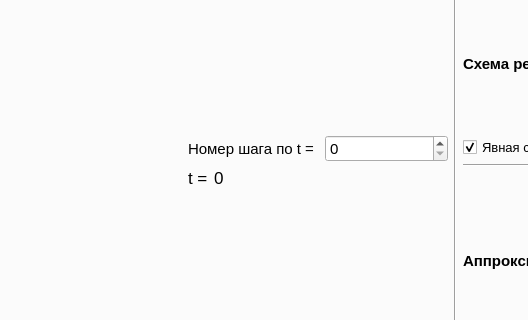
Qt form lab5/lab_5_2/gui/ui_forms/main_window.ui (kri-k/Numerical_methods) before a commit; both pictures show x 95 to 623 and y 95 to 415 of the 1101 by 501 pixel window.
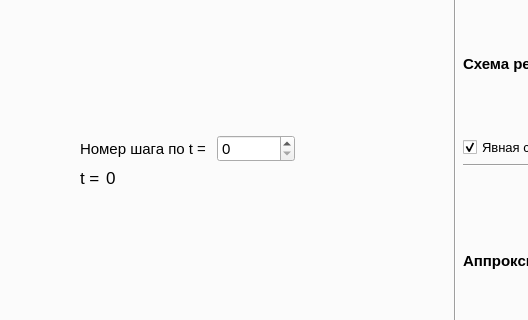
The same form after that commit. The open tabs and pages were chosen to show the change. Icons and pictures are not drawn.

What changed in the file:
```diff
--- a/lab5/lab_5_2/gui/ui_forms/main_window.ui
+++ b/lab5/lab_5_2/gui/ui_forms/main_window.ui
@@ -918,6 +918,19 @@
         <layout class="QHBoxLayout" name="horizontalLayout_7">
          <item>
           <layout class="QGridLayout" name="gridLayout_29">
+           <item row="0" column="0">
+            <spacer name="horizontalSpacer_11">
+             <property name="orientation">
+              <enum>Qt::Horizontal</enum>
+             </property>
+             <property name="sizeHint" stdset="0">
+              <size>
+               <width>40</width>
+               <height>20</height>
+              </size>
+             </property>
+            </spacer>
+           </item>
            <item row="0" column="1">
             <layout class="QGridLayout" name="gridLayout_27">
              <item row="0" column="1">
@@ -1003,8 +1016,8 @@
              </item>
             </layout>
            </item>
-           <item row="0" column="0">
-            <spacer name="horizontalSpacer_14">
+           <item row="0" column="2">
+            <spacer name="horizontalSpacer_13">
              <property name="orientation">
               <enum>Qt::Horizontal</enum>
              </property>
```
